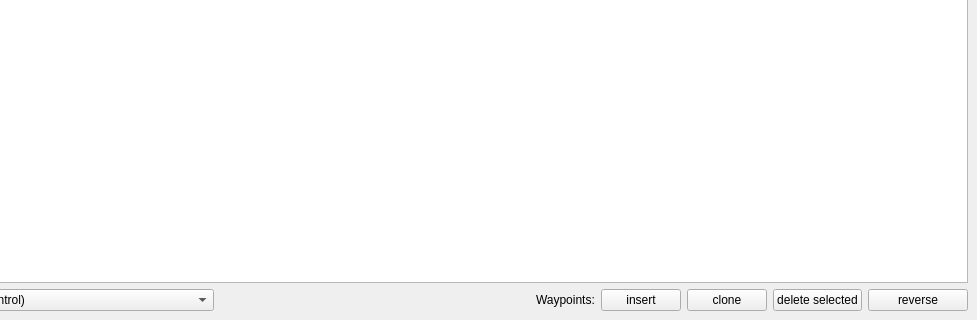
The window that mslib/msui/ui/ui_tableview_window.ui (Open-MSS/MSS) describes before a commit, drawn with Qt 5; both pictures show x 277 to 1254 and y 152 to 472 of the 1254 by 472 pixel window.
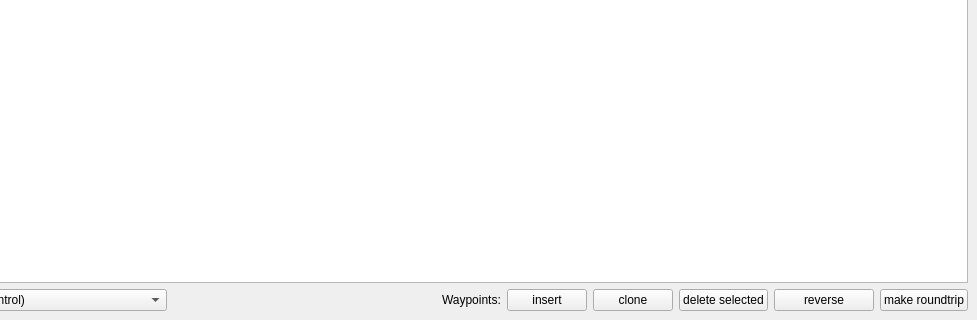
The same window after the commit.

Commit message: Add roundtrip button for topview and tableview

```diff
--- a/mslib/msui/ui/ui_tableview_window.ui
+++ b/mslib/msui/ui/ui_tableview_window.ui
@@ -161,6 +161,13 @@
         </property>
        </widget>
       </item>
+      <item>
+       <widget class="QPushButton" name="btRoundtrip">
+        <property name="text">
+         <string>make roundtrip</string>
+        </property>
+       </widget>
+      </item>
      </layout>
     </item>
    </layout>
```
The commit also changes 7 other files.
